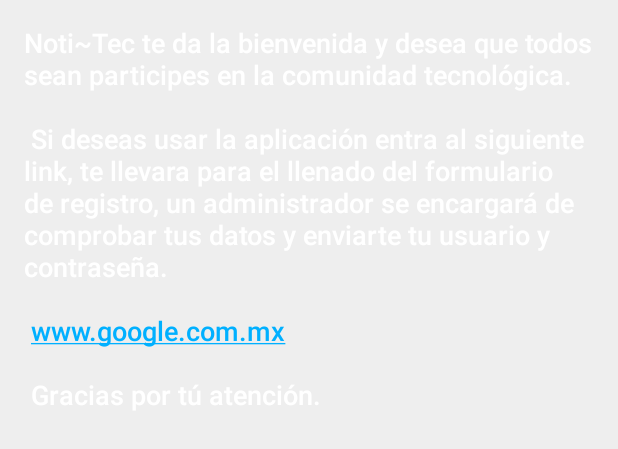
After one commit to jesus09/App_Gestion_Final, an Android app: the layout activity_invitado.xml on its own in the app's theme, with its tools: preview values and no code run, on a phone screen of 412 x 824 dp. The commit adds this screen. Shown: the top 449 px of the screen. Run offline under Robolectric (Android 15) with nearby library versions, the phone set to English and light mode, and no system bars.

Commit message:
- Creación de la actividad de Invitado.  + Muestra un mensaje con la dirección del formulario de registro.

```diff
--- a/app/src/main/java/com/itver/jesus/app_gestion_final/database/NewsDataSource.java
+++ b/app/src/main/java/com/itver/jesus/app_gestion_final/database/NewsDataSource.java
@@ -100,7 +100,6 @@ public class NewsDataSource {
 
         Cursor cursor = getCursorAllNews();
         while (cursor.moveToNext()) {
-
             noticias.add(new Noticia(
                     cursor.getString(0), // ID
                     cursor.getInt(1),    // Imagen
--- a/app/src/main/java/com/itver/jesus/app_gestion_final/parse/Notificaciones_Push.java
+++ b/app/src/main/java/com/itver/jesus/app_gestion_final/parse/Notificaciones_Push.java
@@ -104,5 +104,8 @@ public class Notificaciones_Push extends ParsePushBroadcastReceiver {
         } else {
             return null;
         }
+
+        // PARA EDITAR UNA NOTICIA FALTA AGREGAR UN MÉTODO QUE EDITE NA NOTICIA EN LA BD Y AGREGAR UN ATRIBUTO EN EL JSON
+        // PARA SABER SI ES INSERTAR O EDITAR.
     }
 }
--- a/app/src/main/java/com/itver/jesus/app_gestion_final/ui/vistas/MainActivity.java
+++ b/app/src/main/java/com/itver/jesus/app_gestion_final/ui/vistas/MainActivity.java
@@ -19,6 +19,7 @@ import android.view.MenuItem;
 
 import com.itver.jesus.app_gestion_final.R;
 import com.itver.jesus.app_gestion_final.ui.ajustes.Ajustes_Activity;
+import com.itver.jesus.app_gestion_final.ui.modelos.Preferencias;
 import com.parse.ParseUser;
 
 public class MainActivity extends AppCompatActivity {
@@ -127,6 +128,8 @@ public class MainActivity extends AppCompatActivity {
 
         if (networkInfo != null && networkInfo.isConnected()) {
             ParseUser.logOut();
+            Preferencias preferencias = new Preferencias(getApplicationContext());
+            preferencias.setCuenta();
         }
         iniciarLogin();
         finish();
--- a/app/src/main/java/com/itver/jesus/app_gestion_final/ui/vistas/Noticias_Eventos_Fragment.java
+++ b/app/src/main/java/com/itver/jesus/app_gestion_final/ui/vistas/Noticias_Eventos_Fragment.java
@@ -76,6 +76,10 @@ public class Noticias_Eventos_Fragment extends Model_Fragment {
     }
 
     private void cargarDatos() {
+        cargarDatosParaUsuario();
+    }
+
+    private void cargarDatosParaUsuario() {
         bd = new VisualizaDataSource(getContext());
 
         String usuario = preferencias.getUserName();
--- /dev/null
+++ b/app/src/main/res/layout/activity_invitado.xml
@@ -0,0 +1,19 @@
+<?xml version="1.0" encoding="utf-8"?>
+<RelativeLayout xmlns:android="http://schemas.android.com/apk/res/android"
+    xmlns:tools="http://schemas.android.com/tools"
+    android:layout_width="match_parent"
+    android:layout_height="match_parent"
+    android:paddingBottom="@dimen/activity_vertical_margin"
+    android:paddingLeft="@dimen/activity_horizontal_margin"
+    android:paddingRight="@dimen/activity_horizontal_margin"
+    android:paddingTop="@dimen/activity_vertical_margin"
+    tools:context="com.itver.jesus.app_gestion_final.ui.vistas.InvitadoActivity">
+
+    <TextView
+        android:layout_width="match_parent"
+        android:layout_height="match_parent"
+        android:autoLink="web"
+        android:text="@string/texto_invitado"
+        android:textAppearance="@android:style/TextAppearance.DeviceDefault.Medium"
+        android:textColor="@color/blanco" />
+</RelativeLayout>
--- a/app/src/main/res/layout/activity_login_.xml
+++ b/app/src/main/res/layout/activity_login_.xml
@@ -3,11 +3,11 @@
     xmlns:tools="http://schemas.android.com/tools"
     android:layout_width="match_parent"
     android:layout_height="match_parent"
+    android:background="@color/blanco"
     android:paddingBottom="@dimen/activity_vertical_margin"
     android:paddingLeft="@dimen/activity_horizontal_margin"
     android:paddingRight="@dimen/activity_horizontal_margin"
     android:paddingTop="@dimen/activity_vertical_margin"
-    android:background="@color/blanco"
     tools:context=".MainActivity">
 
     <LinearLayout
@@ -40,7 +40,7 @@
             android:drawableLeft="@android:drawable/ic_lock_idle_lock"
             android:hint="@string/login_etiq_input_Pass"
             android:inputType="textPassword"
-            android:padding="4dp"></EditText>
+            android:padding="4dp"/>
 
         <LinearLayout
             android:layout_width="match_parent"
@@ -54,7 +54,7 @@
                 android:text="@string/login_etiq_button_sign_in" />
 
             <Button
-                android:id="@+id/button_login_registro"
+                android:id="@+id/button_login_invitado"
                 style="@style/Estilo_Button_Login"
                 android:text="@string/login_etiq_button_registers" />
         </LinearLayout>
--- a/app/src/main/res/values/strings.xml
+++ b/app/src/main/res/values/strings.xml
@@ -96,14 +96,18 @@
 
     <string name="pref_title_system_sync_settings">System sync settings</string>
 
+    <string name="texto_invitado">Noti~Tec te da la bienvenida y desea que todos sean participes en la comunidad tecnológica.\n\n
+    Si deseas usar la aplicación entra al siguiente link, te llevara para el llenado del formulario de registro,
+        un administrador se encargará de comprobar tus datos y enviarte tu usuario y contraseña.\n\n
+        www.google.com.mx\n\n
+        Gracias por tú atención.
+    </string>
+
     <!-- Example settings for Notifications -->
     <string name="pref_header_notifications">Notifications</string>
-
     <string name="pref_title_new_message_notifications">New message notifications</string>
-
     <string name="pref_title_ringtone">Ringtone</string>
     <string name="pref_ringtone_silent">Silent</string>
-
     <string name="pref_title_vibrate">Vibrate</string>
 
 </resources>
```
Also changed, not shown: app/src/main/AndroidManifest.xml (+6 -1 lines), app/src/main/java/com/itver/jesus/app_gestion_final/ui/modelos/Preferencias.java (+17 -16 lines), app/src/main/java/com/itver/jesus/app_gestion_final/ui/vistas/InvitadoActivity.java (added, +15 -0 lines), app/src/main/java/com/itver/jesus/app_gestion_final/ui/vistas/Login_Activity.java (+22 -18 lines), 1 other file.
